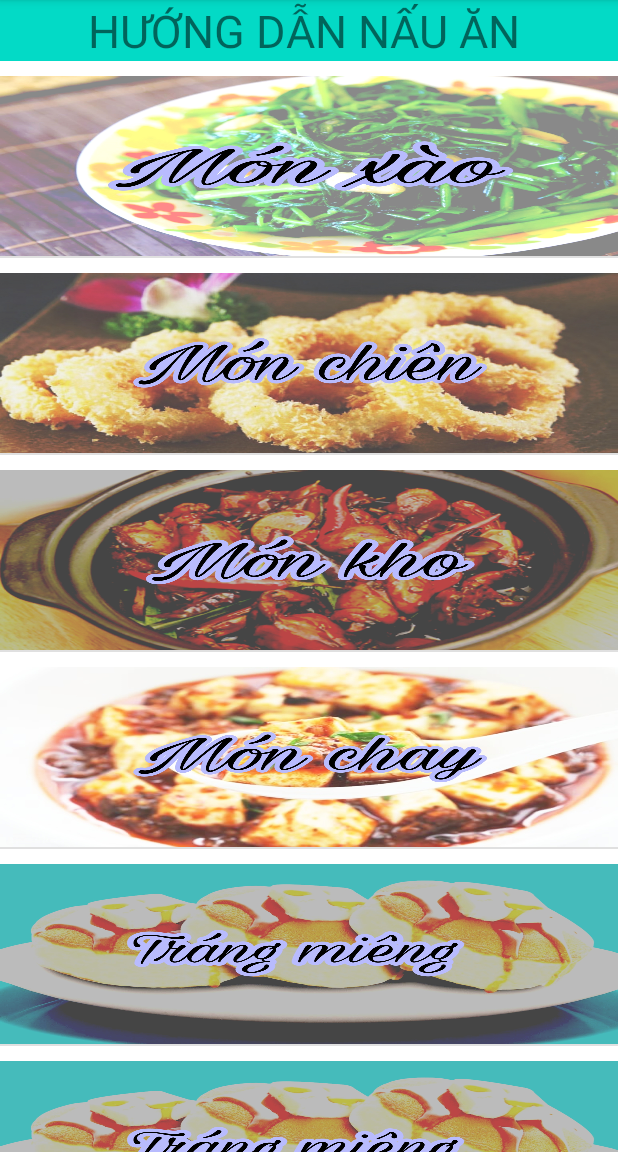
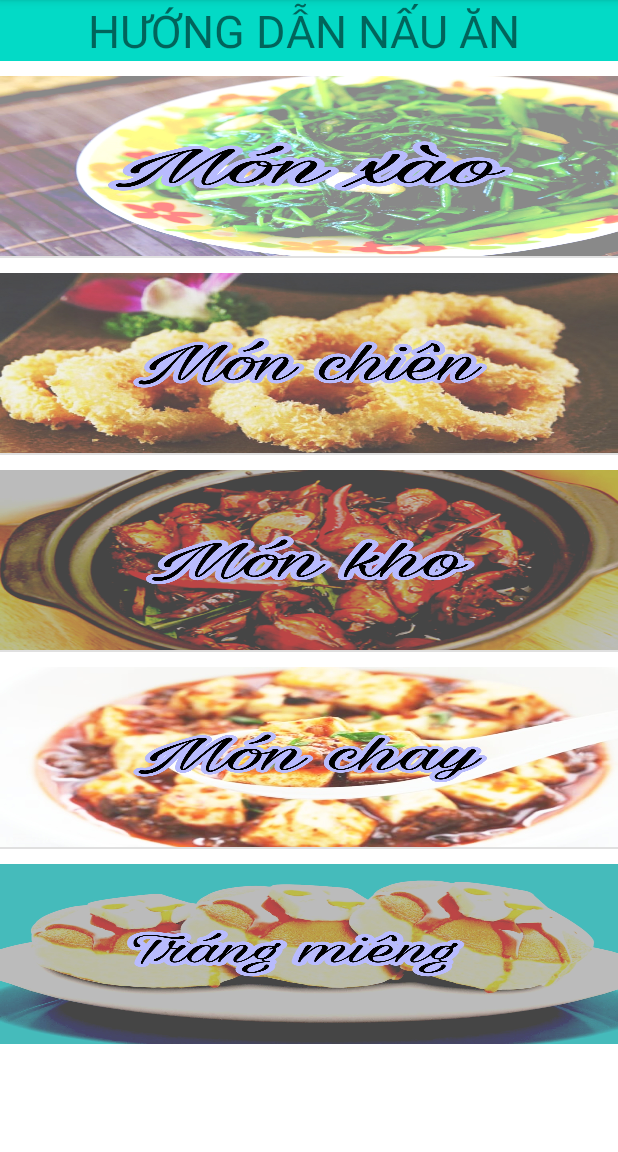
Before and after one commit to thanhhuy29111/LTDD_CS81_Nhom23, an Android app: the screen it shows after launch (MainActivity), on a phone screen of 412 x 824 dp, the part 84-1236 px from its top. Run offline under Robolectric (Android 15) with nearby library versions, the phone set to English and light mode, and no system bars.

Commit message:
them giao dien

```diff
--- a/AppNhom23/app/src/main/java/com/example/appnhom23/MainActivity.java
+++ b/AppNhom23/app/src/main/java/com/example/appnhom23/MainActivity.java
@@ -14,28 +14,32 @@ public class MainActivity extends AppCompatActivity {
     protected void onCreate(Bundle savedInstanceState) {
         super.onCreate(savedInstanceState);
         setContentView(R.layout.activity_main);
-
+        // dm
         ListView listView;
         ArrayList<DanhMuc> arrayList;
         AdapterDanhMuc adapter;
+        // mon an
+        ListView listViewMA;
+        ArrayList<MonAn> arrayListMA;
+        AdapterDanhMuc adapterMA;
 
+        // dm
         listView = findViewById(R.id.listviewDM);
         arrayList = new ArrayList<>();
 
+        // mon an
+        listViewMA = findViewById(R.id.listviewMonAn);
+        arrayListMA = new ArrayList<>();
+
+        //dm
         arrayList.add(new DanhMuc("MÓN XÀO",R.drawable.monxao));
-        arrayList.add(new DanhMuc("Món chiên",R.drawable.monchien));
-        arrayList.add(new DanhMuc("Món chiên",R.drawable.kho));
-        arrayList.add(new DanhMuc("Món chiên",R.drawable.monchay));
-        arrayList.add(new DanhMuc("Món chiên",R.drawable.montrangmieng));
-        arrayList.add(new DanhMuc("Món chiên",R.drawable.montrangmieng));
-        arrayList.add(new DanhMuc("Món chiên",R.drawable.montrangmieng));
-        arrayList.add(new DanhMuc("Món chiên",R.drawable.montrangmieng));
-        arrayList.add(new DanhMuc("Món chiên",R.drawable.montrangmieng));
-        arrayList.add(new DanhMuc("Món chiên",R.drawable.montrangmieng));
-        arrayList.add(new DanhMuc("Món chiên",R.drawable.montrangmieng));
-        arrayList.add(new DanhMuc("Món chiên",R.drawable.montrangmieng));
-        arrayList.add(new DanhMuc("Món chiên",R.drawable.montrangmieng));
+        arrayList.add(new DanhMuc("MÓN CHIÊN",R.drawable.monchien));
+        arrayList.add(new DanhMuc("MÓN KHO",R.drawable.kho));
+        arrayList.add(new DanhMuc("MÓN CHAY",R.drawable.monchay));
+        arrayList.add(new DanhMuc("MÓN TRÁNG MIỆNG",R.drawable.montrangmieng));
         adapter = new AdapterDanhMuc(MainActivity.this,R.layout.layout_danhmuc,arrayList);
         listView.setAdapter(adapter);
+
+        //mon an
     }
 }
--- /dev/null
+++ b/AppNhom23/app/src/main/res/layout/main2.xml
@@ -0,0 +1,9 @@
+<?xml version="1.0" encoding="utf-8"?>
+<LinearLayout
+    xmlns:android="http://schemas.android.com/apk/res/android" android:layout_width="match_parent"
+    android:layout_height="match_parent">
+    <ListView
+        android:id="@+id/listviewMonAn"
+        android:layout_width="match_parent"
+        android:layout_height="match_parent" />
+</LinearLayout>
```
Also changed, not shown: AppNhom23/app/src/main/res/drawable/xao.jpg (deleted).
